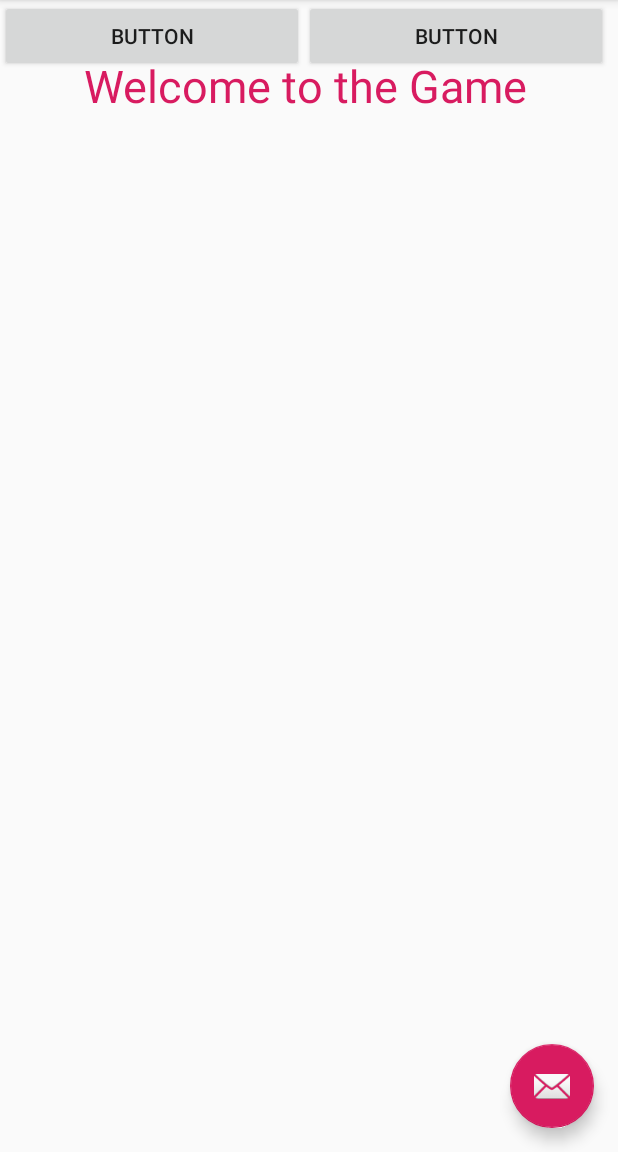
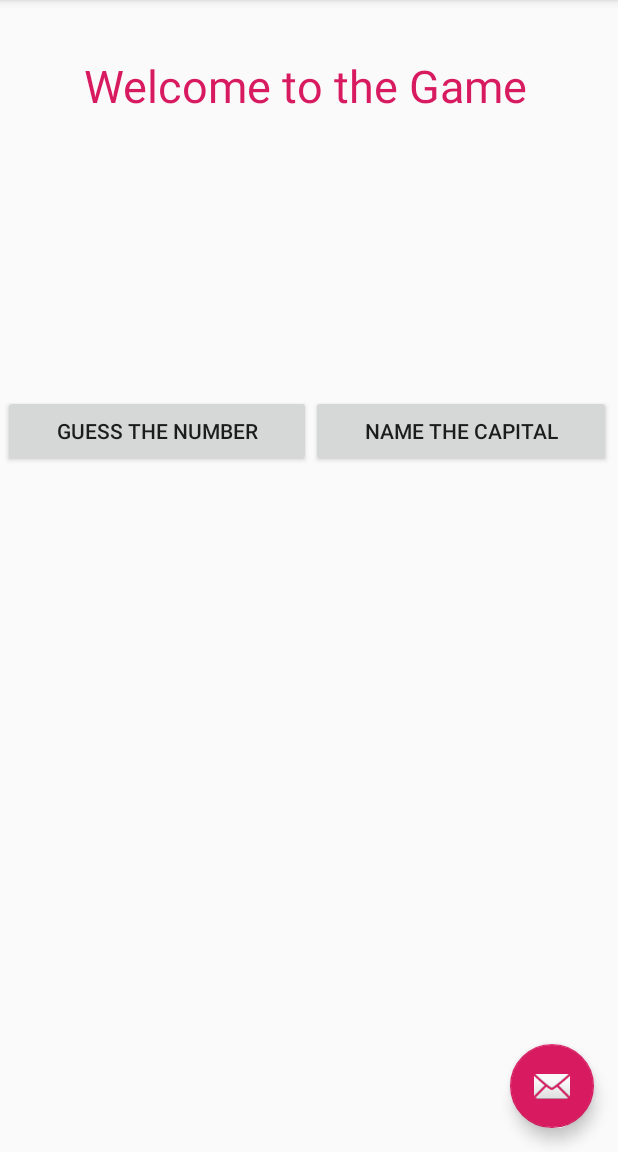
Before and after one commit to abiancu/PlayTime, an Android app: the screen it shows after launch (MainActivity), on a phone screen of 412 x 824 dp, the part 84-1236 px from its top. Run offline under Robolectric (Android 15) with nearby library versions, the phone set to English and light mode, and no system bars.

Commit message:
start activites with menu buttons

```diff
--- a/app/src/main/java/com/example/playtime/MainActivity.java
+++ b/app/src/main/java/com/example/playtime/MainActivity.java
@@ -1,5 +1,6 @@
 package com.example.playtime;
 
+import android.content.Intent;
 import android.os.Bundle;
 
 import com.google.android.material.floatingactionbutton.FloatingActionButton;
@@ -11,8 +12,9 @@ import androidx.appcompat.widget.Toolbar;
 import android.view.View;
 import android.view.Menu;
 import android.view.MenuItem;
+import android.widget.Button;
 
-public class MainActivity extends AppCompatActivity {
+public class MainActivity extends AppCompatActivity implements View.OnClickListener {
 
     @Override
     protected void onCreate(Bundle savedInstanceState) {
@@ -20,6 +22,13 @@ public class MainActivity extends AppCompatActivity {
         setContentView(R.layout.activity_main_menu);
         Toolbar toolbar = findViewById(R.id.toolbar);
         setSupportActionBar(toolbar);
+
+        //ADD LISTENERS
+        Button btnNumGame = findViewById(R.id.btnGame1);
+        btnNumGame.setOnClickListener(this);
+
+        Button btnNameCap = findViewById(R.id.btnGame2);
+        btnNameCap.setOnClickListener(this);
 
         FloatingActionButton fab = findViewById(R.id.fab);
         fab.setOnClickListener(new View.OnClickListener() {
@@ -29,6 +38,25 @@ public class MainActivity extends AppCompatActivity {
                         .setAction("Action", null).show();
             }
         });
+    }
+
+    @Override public void onClick(View v){
+        Button btnGuessNum = findViewById(R.id.btnGame1);
+        Button btnNameCap = findViewById(R.id.btnGame2);
+
+        //go to another activity
+        //TODO: call the new activity method
+       switch (v.getId()){
+           case R.id.btnGame1:
+               gussNumActivity();
+               break;
+           case R.id.btnGame2:
+               nameCapActivity();
+               break;
+
+       }
+
+
     }
 
     @Override
@@ -52,4 +80,18 @@ public class MainActivity extends AppCompatActivity {
 
         return super.onOptionsItemSelected(item);
     }
+
+
+    //intent methods
+    public void gussNumActivity(){
+        Intent intent = new Intent(MainActivity.this, GuessNumber.class);
+        this.startActivity(intent);
+    }
+
+    public void nameCapActivity(){
+        Intent intent = new Intent(MainActivity.this, NameCapital.class);
+        this.startActivity(intent);
+    }
+
+
 }
--- a/app/src/main/res/layout/content_main_menu.xml
+++ b/app/src/main/res/layout/content_main_menu.xml
@@ -26,23 +26,28 @@
     <LinearLayout
         android:layout_width="405dp"
         android:layout_height="54dp"
+        android:layout_marginStart="6dp"
+        android:layout_marginTop="263dp"
+        android:layout_marginEnd="9dp"
         android:orientation="horizontal"
-        tools:layout_editor_absoluteX="6dp"
-        tools:layout_editor_absoluteY="263dp">
+        app:layout_constraintEnd_toEndOf="parent"
+        app:layout_constraintStart_toStartOf="parent"
+        app:layout_constraintTop_toTopOf="parent">
+
 
         <Button
-            android:id="@+id/button5"
+            android:id="@+id/btnGame1"
             android:layout_width="wrap_content"
             android:layout_height="wrap_content"
             android:layout_weight="1"
-            android:text="Button" />
+            android:text="@string/btnG1" />
 
         <Button
-            android:id="@+id/button6"
+            android:id="@+id/btnGame2"
             android:layout_width="wrap_content"
             android:layout_height="wrap_content"
             android:layout_weight="1"
-            android:text="Button" />
+            android:text="@string/btnG2" />
     </LinearLayout>
 
 
--- a/app/src/main/res/values/strings.xml
+++ b/app/src/main/res/values/strings.xml
@@ -5,4 +5,8 @@
     <string name="mGame1">Guess the Number</string>
     <string name="mGame2">Name the Capital</string>
     <string name="mainActTitle">Welcome to the Game App</string>
+    <string name="btnG1">Guess the Number</string>
+    <string name="btnG2">Name the Capital</string>
+    <string name="title_activity_guess_number">GuessNumber</string>
+    <string name="title_activity_name_capital">NameCapital</string>
 </resources>
```
Also changed, not shown: app/src/main/AndroidManifest.xml (+8 -0 lines), app/src/main/java/com/example/playtime/GuessNumber.java (added, +32 -0 lines), app/src/main/java/com/example/playtime/NameCapital.java (added, +32 -0 lines), app/src/main/res/layout/activity_guess_number.xml (added, +33 -0 lines), app/src/main/res/layout/activity_name_capital.xml (added, +33 -0 lines), app/src/main/res/layout/content_guess_number.xml (added, +11 -0 lines), app/src/main/res/layout/content_name_capital.xml (added, +11 -0 lines).
